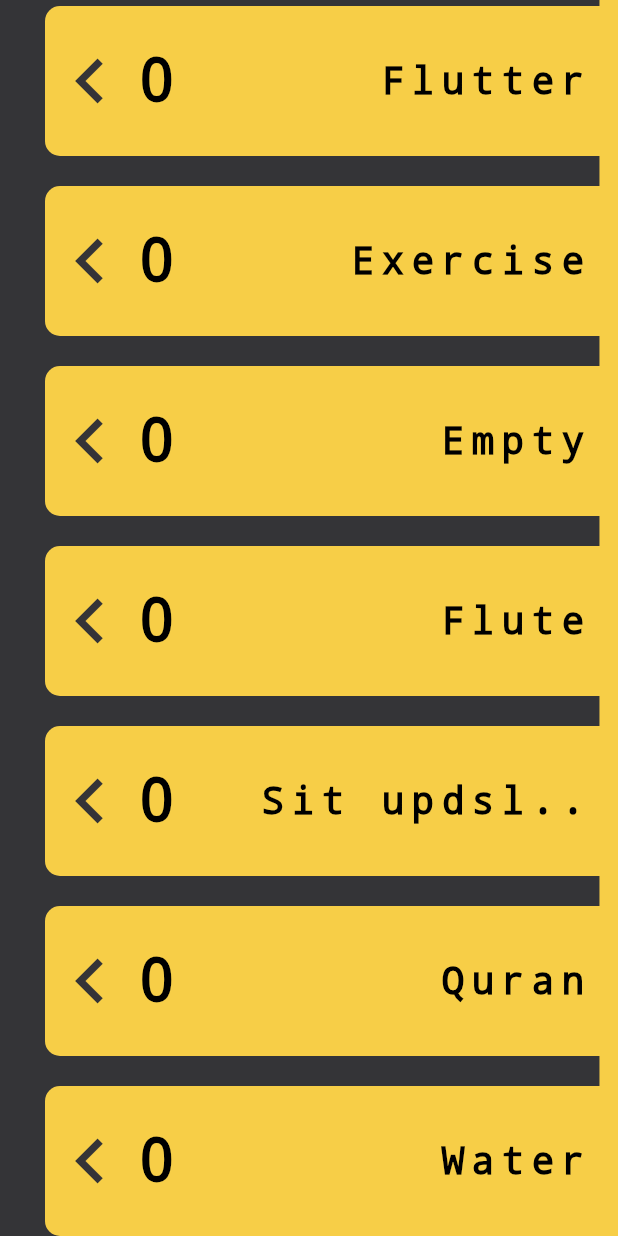
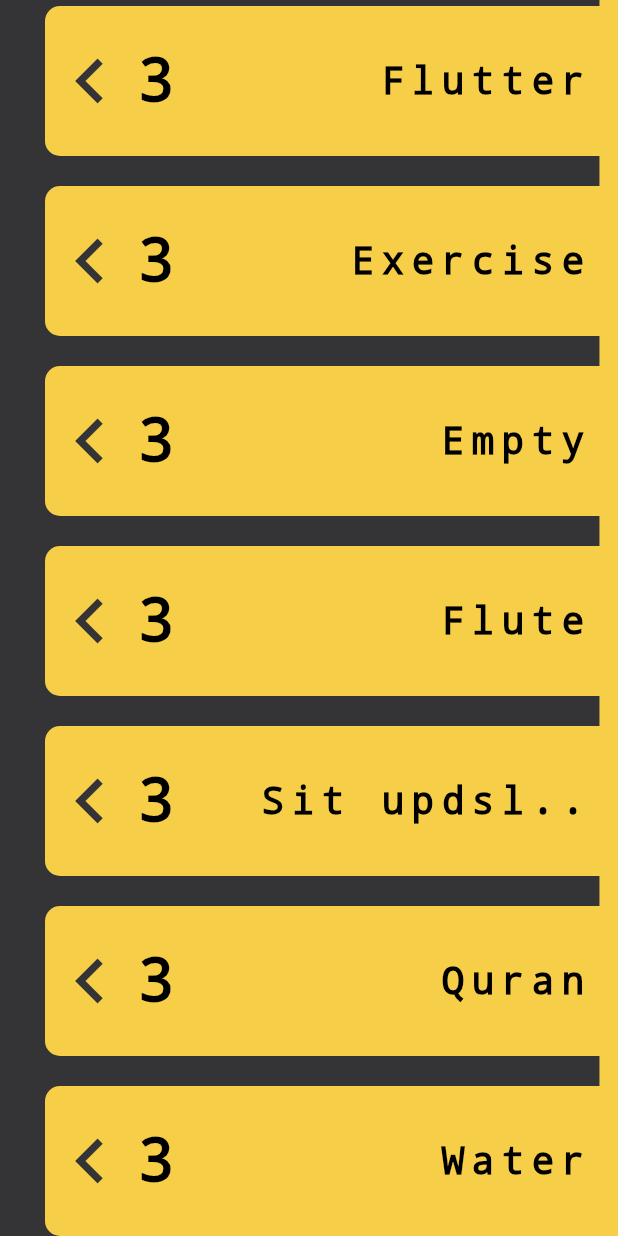
Before and after one commit to burhanhaq/ProductivePomo, a Flutter app: the screen it shows after launch, scrolled down 136 dp, on a phone screen of 412 x 824 dp. Run offline on Flutter 3.47's test engine with Material 2 defaults, Android fonts, the phone set to English and light mode, and no system bars.

Commit message:
Connected card_model with screens

```diff
--- a/lib/constants.dart
+++ b/lib/constants.dart
@@ -19,15 +19,53 @@
 const Color blue = Colors.blue;
 const Color white = Colors.white;
 
-enum CardType { Counter, Session }
-
 List<CardModel> cardModels = [
-  CardModel(text: 'Work', type: CardType.Session),
-  CardModel(text: 'Flutter', type: CardType.Session),
-  CardModel(text: 'Exercise', type: CardType.Session),
-  CardModel(text: 'Empty', type: CardType.Session),
-  CardModel(text: 'Flute', type: CardType.Session),
-  CardModel(text: 'Sit updslkafjsakljfsdffds', type: CardType.Session),
-  CardModel(text: 'Quran', type: CardType.Session),
-  CardModel(text: 'Water', type: CardType.Counter),
+  CardModel(
+    text: 'Work',
+    score: 3,
+    goal: 21080,
+    duration: Duration(seconds: 1),
+  ),
+  CardModel(
+    text: 'Flutter',
+    score: 3,
+    goal: 1522,
+    duration: Duration(seconds: 2),
+  ),
+  CardModel(
+    text: 'Exercise',
+    score: 3,
+    goal: 21,
+    duration: Duration(minutes: 1000),
+  ),
+  CardModel(
+    text: 'Empty',
+    score: 3,
+    goal: 251,
+    duration: Duration(minutes: 4),
+  ),
+  CardModel(
+    text: 'Flute',
+    score: 3,
+    goal: 241,
+    duration: Duration(minutes: 100),
+  ),
+  CardModel(
+    text: 'Sit updslkafjsakfsdffds',
+    score: 3,
+    goal: 12,
+    duration: Duration(milliseconds: 3000),
+  ),
+  CardModel(
+    text: 'Quran',
+    score: 3,
+    goal: 12,
+    duration: Duration(seconds: 10),
+  ),
+  CardModel(
+    text: 'Water',
+    score: 3,
+    goal: 12,
+    duration: Duration(seconds: 8),
+  ),
 ];
--- a/lib/custom_card.dart
+++ b/lib/custom_card.dart
@@ -6,10 +6,19 @@
 
 class CustomCard extends StatefulWidget {
   final String title;
-  final AnimationController otherController;
+  final int score;
+  final int goal;
+  final Duration duration;
+
+//  final AnimationController otherController;
 //
-  CustomCard({@required this.title, this.otherController});
-//  CustomCard({@required this.title});
+  CustomCard({
+    @required this.title,
+    @required this.score,
+    @required this.goal,
+    @required this.duration,
+//    this.otherController,
+  });
 
   @override
   _CustomCardState createState() => _CustomCardState();
@@ -17,11 +26,10 @@
 
 enum Position { None, Left, Right }
 
-class _CustomCardState extends State<CustomCard>
-    with TickerProviderStateMixin {
-  int count = 0;
+class _CustomCardState extends State<CustomCard> with TickerProviderStateMixin {
   AnimationController screenChangeController;
   Animation screenChangeAnimation;
+
 //  AnimationStatus screenChangeStatus = AnimationStatus.completed;
 
   @override
@@ -49,21 +57,32 @@
         setState(() {
           if (details.primaryDelta < 0) {
             screenChangeController.forward();
-            widget.otherController.forward();
+//            widget.otherController.forward();
           } else {
             screenChangeController.reverse();
-            widget.otherController.reverse();
+//            widget.otherController.reverse();
           }
         });
       },
       onTap: () {
         setState(() {
           print('Tapped: ${widget.title}');
-          Navigator.pushNamed(context, SecondScreen.id);
+//          Navigator.pushNamed(context, SecondScreen.id);
+          Navigator.push(
+              context,
+              MaterialPageRoute(
+                builder: (context) => SecondScreen(
+                  title: widget.title,
+                  score: widget.score,
+                  goal: widget.goal,
+                  duration: widget.duration,
+                ),
+              ));
         });
       },
       child: Transform.translate(
-        offset: Offset(kEndSpacing - (screenChangeAnimation.value * screenWidth), 0),
+        offset: Offset(
+            kEndSpacing - (screenChangeAnimation.value * screenWidth), 0),
         child: Container(
           margin: EdgeInsets.fromLTRB(0.0, 20.0, 0.0, 0.0),
           width: double.infinity,
@@ -79,7 +98,8 @@
             children: <Widget>[
               Icon(Icons.chevron_left,
                   size: 60, color: Theme.of(context).accentColor),
-              Text(count.toString(), style: kLabel.copyWith(fontSize: 40)),
+              Text(widget.score.toString(),
+                  style: kLabel.copyWith(fontSize: 40)),
               Expanded(
                 child: Row(
                   mainAxisAlignment: MainAxisAlignment.end,
--- a/lib/home.dart
+++ b/lib/home.dart
@@ -8,6 +8,7 @@
 
 class Home extends StatefulWidget {
   static final id = 'Home';
+
   @override
   _HomeState createState() => _HomeState();
 }
@@ -56,24 +57,16 @@
                     children: List.generate(cardModels.length, (index) {
                       return CustomCard(
                         title: cardModels[index].text,
-                        otherController: controller,
+                        score: cardModels[index].score,
+                        goal: cardModels[index].goal,
+                        duration: cardModels[index].duration,
+//                        otherController: controller,
                       );
                     }),
                   ),
-//                  GestureDetector(
-//                    onTap: () {
-//                      setState(() {});
-//                    },
-//                    child: Transform.translate(
-//                      offset: Offset(
-//                          MediaQuery.of(context).size.width * 1, 0.0),
-//                      child: SecondScreen(),
-//                    ),
-//                  ),
                 ],
               ),
             ),
-//            BottomBar(),
           ],
         ),
       ),
```
Also changed, not shown: lib/clock.dart (+9 -2 lines), lib/models/card_model.dart (+5 -7 lines), lib/second_screen.dart (+16 -11 lines).
